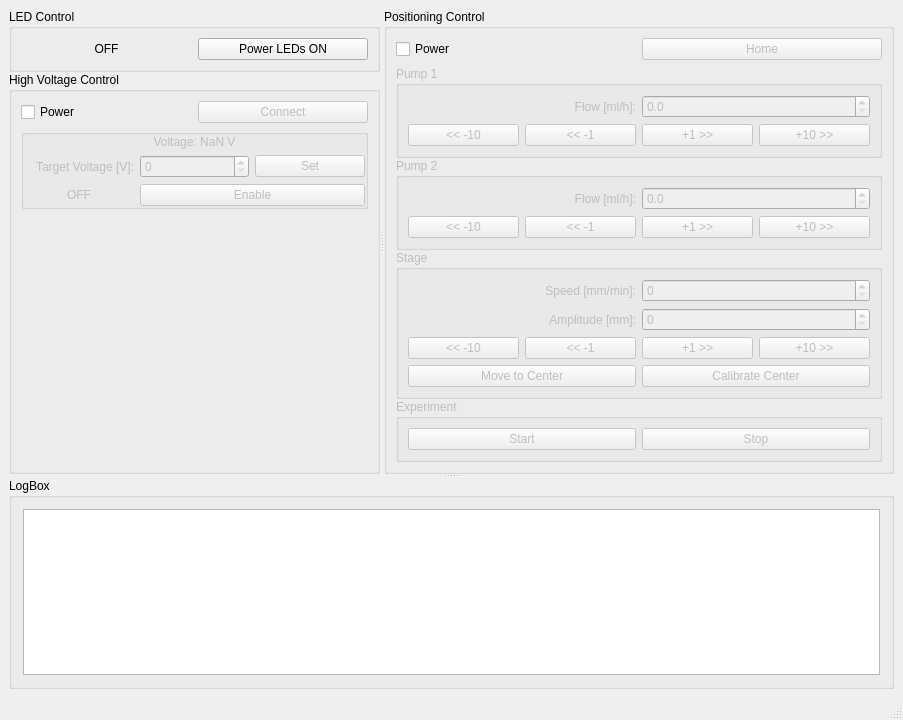
First picture: the form in GUI/mainwindow.ui, repository VojtechSkoumal/ElSpin, before the edit.
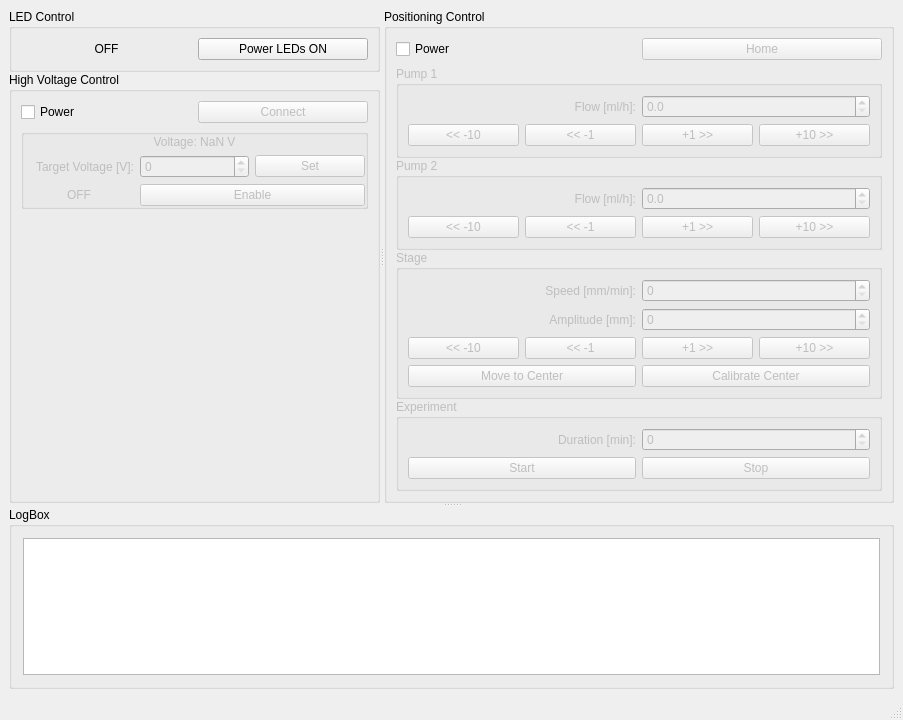
Second picture: the form after the edit.

Commit message: feat: experiment bhv

What changed in the file:
```diff
--- a/GUI/mainwindow.ui
+++ b/GUI/mainwindow.ui
@@ -504,20 +504,40 @@
                   <string>Experiment</string>
                  </property>
                  <layout class="QGridLayout" name="gridLayout_7">
-                  <item row="0" column="0">
+                  <item row="1" column="0">
                    <widget class="QPushButton" name="positioning_experiment_start_pushButton">
                     <property name="text">
                      <string>Start</string>
                     </property>
                    </widget>
                   </item>
-                  <item row="0" column="1">
+                  <item row="1" column="1">
                    <widget class="QPushButton" name="positioning_experiment_stop_pushButton">
                     <property name="text">
                      <string>Stop</string>
                     </property>
                    </widget>
                   </item>
+                  <item row="0" column="0">
+                   <widget class="QLabel" name="positioning_experiment_duration_label">
+                    <property name="text">
+                     <string>Duration [min]:</string>
+                    </property>
+                    <property name="alignment">
+                     <set>Qt::AlignmentFlag::AlignRight|Qt::AlignmentFlag::AlignTrailing|Qt::AlignmentFlag::AlignVCenter</set>
+                    </property>
+                   </widget>
+                  </item>
+                  <item row="0" column="1">
+                   <widget class="QSpinBox" name="positioning_experiment_duration_spinBox">
+                    <property name="toolTip">
+                     <string>For infinite experiment duration set &quot;0&quot;</string>
+                    </property>
+                    <property name="maximum">
+                     <number>600</number>
+                    </property>
+                   </widget>
+                  </item>
                  </layout>
                 </widget>
                </item>
```
Left out of the diff: 2 changed lines with no effect on the pictures. The commit also changes 2 other files.
